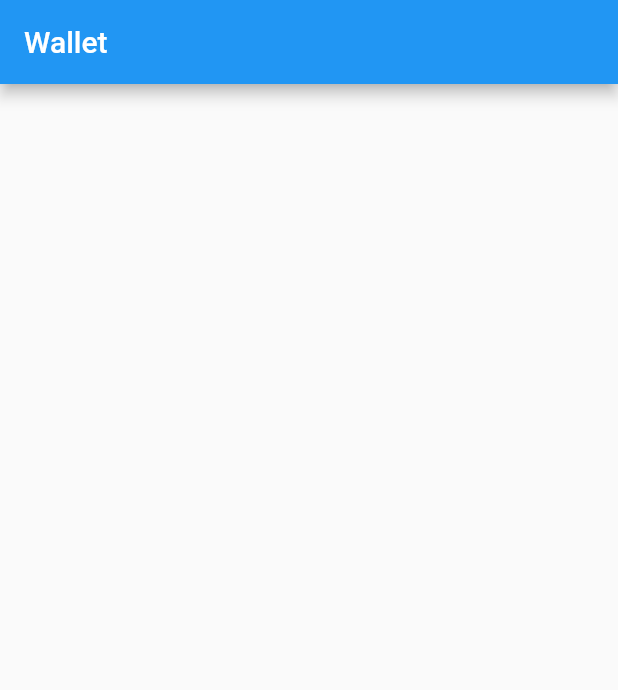
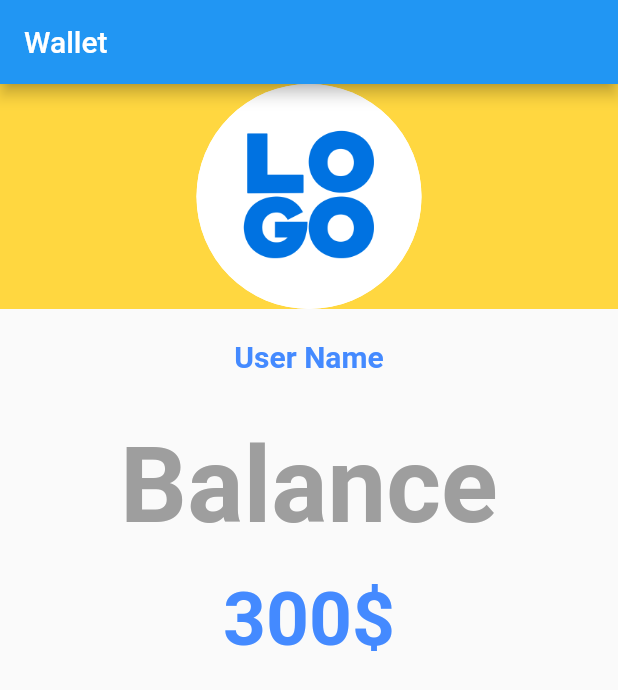
Before and after one commit to ArunBabu98/crypto_wallet, a Flutter app: the screen it shows once a user with an empty profile is signed in, on a phone screen of 412 x 824 dp. Shown: the top 690 px of the screen. Run offline on Flutter 3.47's test engine with Material 2 defaults, Android fonts, the phone set to English and light mode, and no system bars; our stand-ins replace animated_splash_screen, firebase_auth, firebase_core, flutter_signin_button, google_sign_in, page_transition; accounts and stored records are empty; Roboto replaces fonts that are missing (Raleway).

Commit message:
Home Page UI

```diff
--- a/lib/pages/welcomePage.dart
+++ b/lib/pages/welcomePage.dart
@@ -18,9 +18,62 @@ class _MyHomePageState extends State<MyHomePage> {
       appBar: AppBar(
         title: Text(widget.title),
       ),
-      body: Container(
-
-      ),
+      body: Column(
+        children: [
+          Container(
+            color: Colors.amberAccent,
+            height: 150,
+            alignment: Alignment.center,
+            child: Container(
+              decoration: const BoxDecoration(
+                shape: BoxShape.circle,
+                color: Colors.white,
+                image: DecorationImage(image: AssetImage('assets/images/logo.png')))
+              ),
+            ),
+          Container(
+            margin: const EdgeInsets.all(20),
+            child: const Text(
+              "User Name",
+              style: TextStyle(
+                fontSize: 20,
+                color: Colors.blueAccent,
+                fontWeight: FontWeight.bold
+              ),
+              ),
+          ),
+          Container(
+            margin: const EdgeInsets.all(5),
+            alignment: Alignment.center,
+            height: 100,
+            width: MediaQuery.of(context).size.width,
+            // color: Colors.black,
+            child: const Text(
+              "Balance",
+              style: TextStyle(
+                fontSize: 70,
+                color: Colors.grey,
+                fontWeight: FontWeight.bold
+              ),
+              ),
+          ),
+          Container(
+            margin: const EdgeInsets.all(5),
+            alignment: Alignment.center,
+            height: 50,
+            width: MediaQuery.of(context).size.width,
+            // color: Colors.black,
+            child: const Text(
+              "300\$",
+              style: TextStyle(
+                fontSize: 50,
+                color: Colors.blueAccent,
+                fontWeight: FontWeight.bold
+              ),
+              ),
+          ),
+        ],
+      )
     );
   }
 }
```
